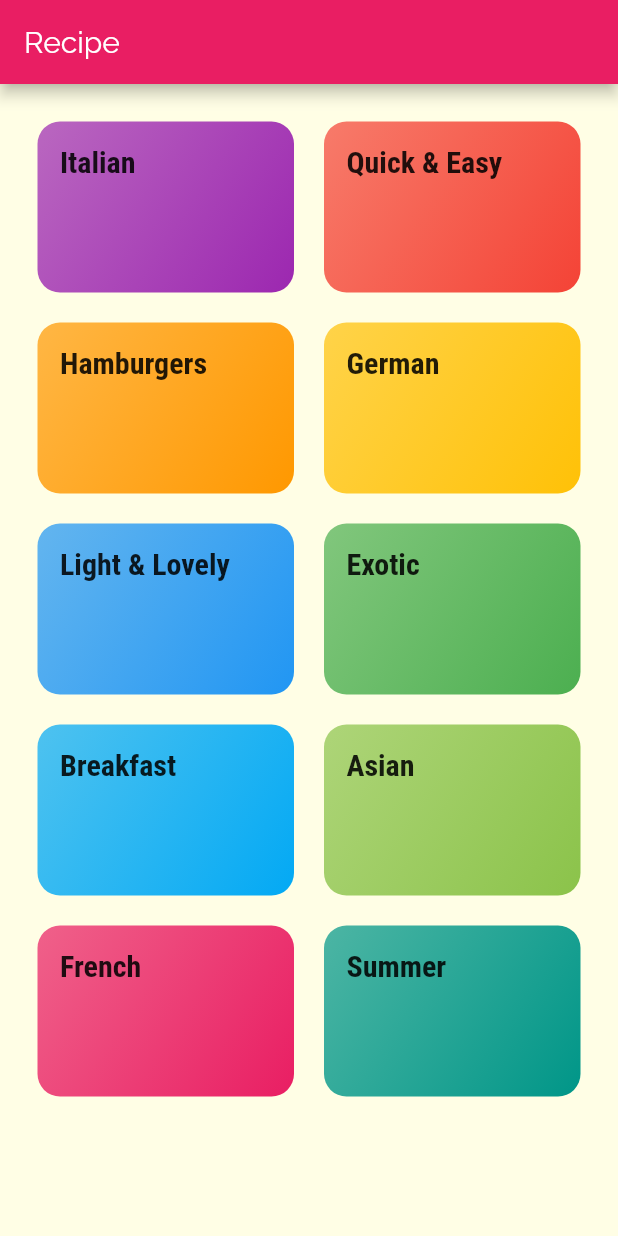
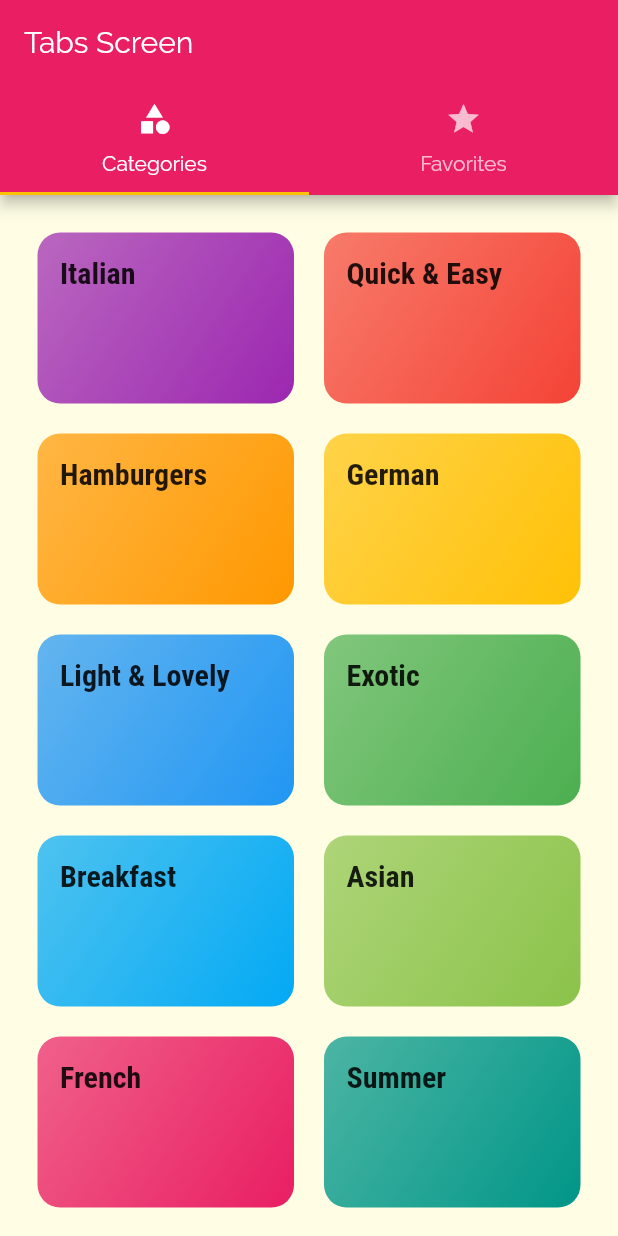
Before and after one commit to parikshitg/flutter_recipe_app, a Flutter app: the screen it shows after launch, on a phone screen of 412 x 824 dp. Run offline on Flutter 3.47's test engine with Material 2 defaults, Android fonts, the phone set to English and light mode, and no system bars.

Commit message:
tabbar above done

```diff
--- a/lib/main.dart
+++ b/lib/main.dart
@@ -1,5 +1,6 @@
 import 'package:flutter/material.dart';
 
+import './screens/tabs_screen.dart';
 import './screens/recipe_details_screen.dart';
 import './screens/category_recipe_screen.dart';
 import './screens/categories_screen.dart';
@@ -33,7 +34,7 @@ class MyApp extends StatelessWidget {
       //home: CategoriesScreen(),
       initialRoute: "/",
       routes: {
-        "/": (ctx) => CategoriesScreen(),   //this is the home route
+        "/": (ctx) => TabsScreen(),   //this is the home route
         CategoryRecipeScreen.routeName: (ctx) => CategoryRecipeScreen(),
         RecipeDetailsScreen.routeName: (ctx) => RecipeDetailsScreen(),
       },
--- a/lib/screens/categories_screen.dart
+++ b/lib/screens/categories_screen.dart
@@ -6,11 +6,7 @@ import './../widgets/category_item.dart';
 class CategoriesScreen extends StatelessWidget {
   @override
   Widget build(BuildContext context) {
-    return Scaffold(
-      appBar: AppBar(
-        title: const Text('Recipe'),
-      ),
-      body: GridView(
+    return GridView(
         padding: const EdgeInsets.all(25.0),
         children: DUMMY_CATEGORIES
             .map(
@@ -27,7 +23,6 @@ class CategoriesScreen extends StatelessWidget {
           crossAxisSpacing: 20,
           mainAxisSpacing: 20,
         ),
-      ),
-    );
+      );
   }
 }
--- /dev/null
+++ b/lib/screens/favorites_screen.dart
@@ -0,0 +1,10 @@
+import 'package:flutter/material.dart';
+
+class FavoritesScreen extends StatelessWidget {
+  @override
+  Widget build(BuildContext context) {
+    return Center(
+      child: Text('Favorites screen'),
+    );
+  }
+}
--- /dev/null
+++ b/lib/screens/tabs_screen.dart
@@ -0,0 +1,38 @@
+import 'package:flutter/material.dart';
+import 'package:flutter_recipe_app/screens/favorites_screen.dart';
+
+import './categories_screen.dart';
+
+class TabsScreen extends StatefulWidget {
+  @override
+  _TabsScreenState createState() => _TabsScreenState();
+}
+
+class _TabsScreenState extends State<TabsScreen> {
+  @override
+  Widget build(BuildContext context) {
+    return DefaultTabController(
+      length: 2,
+      child: Scaffold(
+        appBar: AppBar(
+          title: Text('Tabs Screen'),
+          bottom: TabBar(
+            tabs: <Widget>[
+              Tab(
+                icon: Icon(Icons.category),
+                text: 'Categories',
+              ),
+              Tab(
+                icon: Icon(Icons.star),
+                text: 'Favorites',
+              ),
+            ],
+          ),
+        ),
+        body: TabBarView(children: <Widget>[
+          CategoriesScreen(), FavoritesScreen(),
+        ]),
+      ),
+    );
+  }
+}
```
